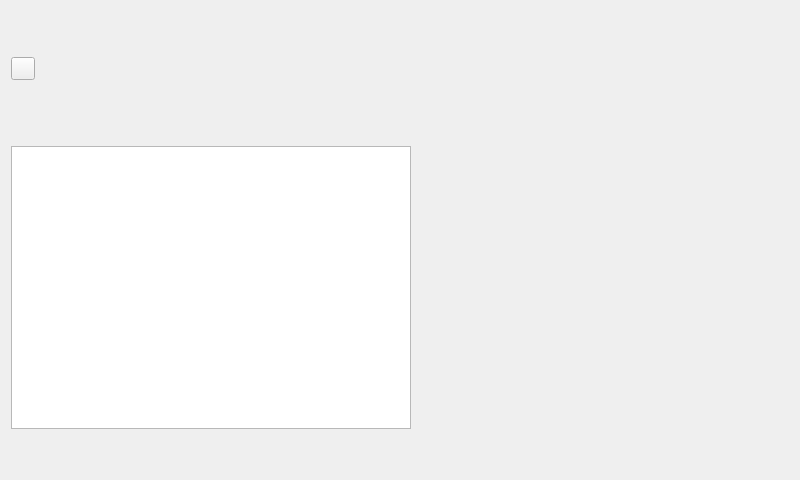
Qt form src/qt/design-files/sidebar.ui (CountRucula/matrix-app) before a commit.
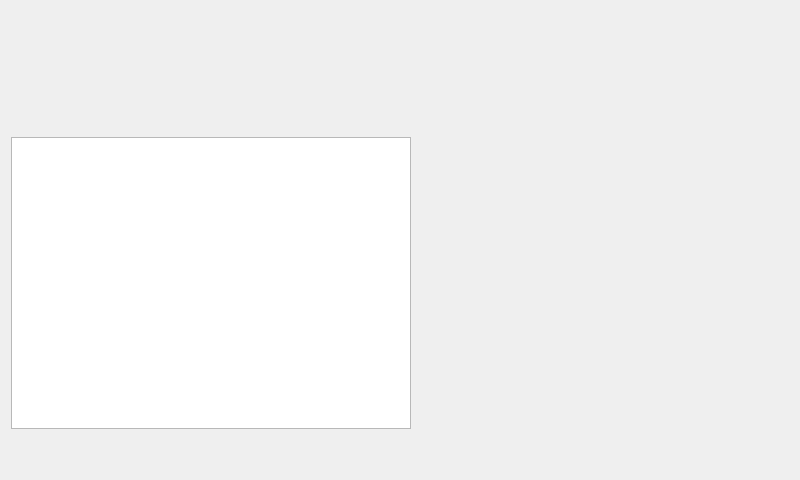
The same form after that commit.

What changed in the file:
```diff
--- a/src/qt/design-files/sidebar.ui
+++ b/src/qt/design-files/sidebar.ui
@@ -21,92 +21,11 @@
   </property>
   <layout class="QGridLayout" name="gridLayout_2">
    <item row="2" column="0">
-    <layout class="QGridLayout" name="gridLayout" columnstretch="0,1">
+    <layout class="QGridLayout" name="gridLayout" columnstretch="0,0">
      <property name="sizeConstraint">
       <enum>QLayout::SizeConstraint::SetDefaultConstraint</enum>
      </property>
-     <item row="1" column="0">
-      <layout class="QHBoxLayout" name="horizontalLayout_2">
-       <property name="bottomMargin">
-        <number>0</number>
-       </property>
-       <item>
-        <widget class="QToolButton" name="btn_close">
-         <property name="sizePolicy">
-          <sizepolicy hsizetype="Fixed" vsizetype="Fixed">
-           <horstretch>0</horstretch>
-           <verstretch>0</verstretch>
-          </sizepolicy>
-         </property>
-         <property name="text">
-          <string/>
-         </property>
-        </widget>
-       </item>
-       <item>
-        <spacer name="horizontalSpacer">
-         <property name="orientation">
-          <enum>Qt::Orientation::Horizontal</enum>
-         </property>
-         <property name="sizeHint" stdset="0">
-          <size>
-           <width>40</width>
-           <height>20</height>
-          </size>
-         </property>
-        </spacer>
-       </item>
-      </layout>
-     </item>
-     <item row="4" column="0">
-      <spacer name="verticalSpacer">
-       <property name="orientation">
-        <enum>Qt::Orientation::Vertical</enum>
-       </property>
-       <property name="sizeType">
-        <enum>QSizePolicy::Policy::Fixed</enum>
-       </property>
-       <property name="sizeHint" stdset="0">
-        <size>
-         <width>20</width>
-         <height>40</height>
-        </size>
-       </property>
-      </spacer>
-     </item>
-     <item row="3" column="0">
-      <widget class="QListWidget" name="tabs">
-       <property name="sizePolicy">
-        <sizepolicy hsizetype="Preferred" vsizetype="Expanding">
-         <horstretch>0</horstretch>
-         <verstretch>0</verstretch>
-        </sizepolicy>
-       </property>
-       <property name="minimumSize">
-        <size>
-         <width>400</width>
-         <height>0</height>
-        </size>
-       </property>
-      </widget>
-     </item>
-     <item row="0" column="0">
-      <spacer name="verticalSpacer_2">
-       <property name="orientation">
-        <enum>Qt::Orientation::Vertical</enum>
-       </property>
-       <property name="sizeType">
-        <enum>QSizePolicy::Policy::Fixed</enum>
-       </property>
-       <property name="sizeHint" stdset="0">
-        <size>
-         <width>20</width>
-         <height>40</height>
-        </size>
-       </property>
-      </spacer>
-     </item>
-     <item row="0" column="1" rowspan="5">
+     <item row="0" column="1" rowspan="4">
       <widget class="QPushButton" name="btn_toggle">
        <property name="sizePolicy">
         <sizepolicy hsizetype="Expanding" vsizetype="Expanding">
@@ -125,7 +44,39 @@
        </property>
       </widget>
      </item>
+     <item row="3" column="0">
+      <spacer name="verticalSpacer">
+       <property name="orientation">
+        <enum>Qt::Orientation::Vertical</enum>
+       </property>
+       <property name="sizeType">
+        <enum>QSizePolicy::Policy::Fixed</enum>
+       </property>
+       <property name="sizeHint" stdset="0">
+        <size>
+         <width>20</width>
+         <height>40</height>
+        </size>
+       </property>
+      </spacer>
+     </item>
      <item row="2" column="0">
+      <widget class="QListWidget" name="tabs">
+       <property name="sizePolicy">
+        <sizepolicy hsizetype="Preferred" vsizetype="Expanding">
+         <horstretch>0</horstretch>
+         <verstretch>0</verstretch>
+        </sizepolicy>
+       </property>
+       <property name="minimumSize">
+        <size>
+         <width>400</width>
+         <height>0</height>
+        </size>
+       </property>
+      </widget>
+     </item>
+     <item row="1" column="0">
       <spacer name="verticalSpacer_3">
        <property name="orientation">
         <enum>Qt::Orientation::Vertical</enum>
@@ -136,7 +87,7 @@
        <property name="sizeHint" stdset="0">
         <size>
          <width>20</width>
-         <height>60</height>
+         <height>120</height>
         </size>
        </property>
       </spacer>
```
Left out of the diff: 4 changed lines with no effect on the pictures.
